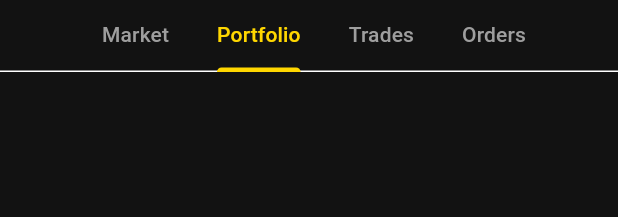
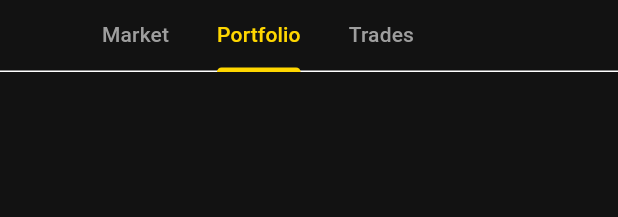
Before and after one commit to alexeyosychencko/crypto_sim-app, a Flutter app: the TradingScreen widget shown alone on an empty page, opened directly, tab 2 chosen, on a phone screen of 412 x 824 dp. Shown: the top 217 px of the screen. Run offline on Flutter 3.47's test engine with Material 3 defaults, Android fonts, the light colour scheme and no system bars; our stand-ins replace dio, fl_chart, flutter_riverpod, hive, hive_flutter; accounts and stored records are empty; network calls fail.

Commit message:
remove Orders tab

```diff
--- a/lib/features/profile/screens/profile_screen.dart
+++ b/lib/features/profile/screens/profile_screen.dart
@@ -265,7 +265,7 @@ class ProfileScreen extends ConsumerWidget {
       width: double.infinity,
       child: ElevatedButton(
         style: ElevatedButton.styleFrom(
-          backgroundColor: Colors.red.withOpacity(0.1),
+          backgroundColor: Colors.red.withValues(alpha: 0.1),
           foregroundColor: Colors.red,
           padding: const EdgeInsets.symmetric(vertical: 16),
         ),
--- a/lib/features/trading/screens/trading_screen.dart
+++ b/lib/features/trading/screens/trading_screen.dart
@@ -43,7 +43,7 @@ class TradingScreen extends ConsumerWidget {
     final trades = ref.watch(tradesProvider);
 
     return DefaultTabController(
-      length: 4,
+      length: 3,
       child: Column(
         children: [
           const TabBar(
@@ -55,7 +55,6 @@ class TradingScreen extends ConsumerWidget {
               Tab(text: 'Market'),
               Tab(text: 'Portfolio'),
               Tab(text: 'Trades'),
-              Tab(text: 'Orders'),
             ],
           ),
           Expanded(
@@ -144,7 +143,6 @@ class TradingScreen extends ConsumerWidget {
                           return TradeHistoryCard(trade: trades[index]);
                         },
                       ),
-                const Center(child: Text('No active orders')),
               ],
             ),
           ),
```
Also changed, not shown: lib/features/trading/widgets/candlestick_chart.dart (+5 -2 lines).
